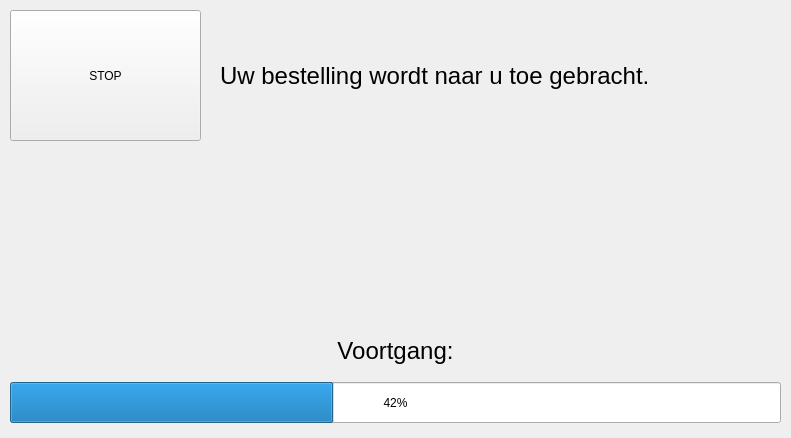
This is vision/userinterface/src/userinterface/ProgressScreen.ui in Dibido/WoR-CareRobot as Qt 5 draws it before an edit. The edited form follows.
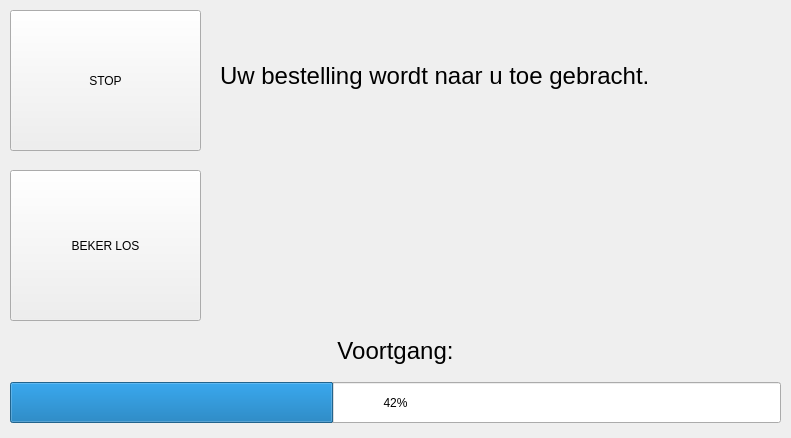
This is the edited form.

Commit message: EBGURG-480 - Implemented release button and other ui changes

The edit to the form file:
```diff
--- a/vision/userinterface/src/userinterface/ProgressScreen.ui
+++ b/vision/userinterface/src/userinterface/ProgressScreen.ui
@@ -19,7 +19,7 @@
      <x>10</x>
      <y>10</y>
      <width>191</width>
-     <height>131</height>
+     <height>141</height>
     </rect>
    </property>
    <property name="text">
@@ -84,6 +84,19 @@
     <set>Qt::AlignCenter</set>
    </property>
   </widget>
+  <widget class="QPushButton" name="ReleaseBtn">
+   <property name="geometry">
+    <rect>
+     <x>10</x>
+     <y>170</y>
+     <width>191</width>
+     <height>151</height>
+    </rect>
+   </property>
+   <property name="text">
+    <string>BEKER LOS</string>
+   </property>
+  </widget>
  </widget>
  <resources/>
  <connections/>
```
The commit also changes 1 other file.
